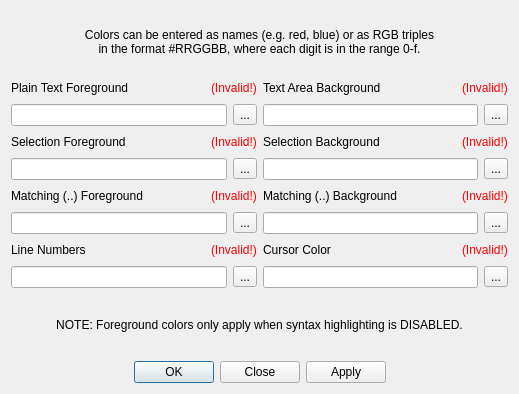
Before: the Qt Designer form source/DialogColors.ui in eteran/nedit-ng, drawn with Qt 5.
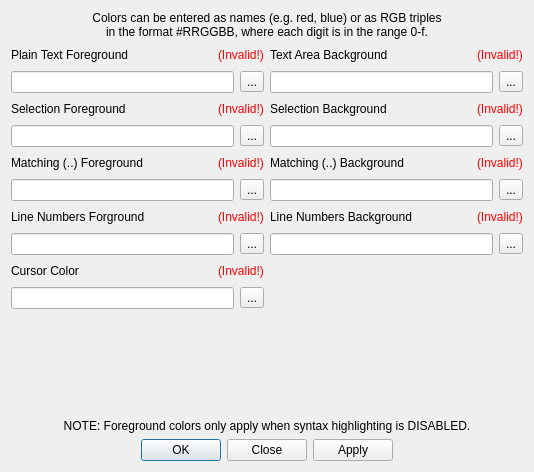
After: the same form once the commit is applied.

Commit message: the user can now set the line number background

```diff
--- a/source/DialogColors.ui
+++ b/source/DialogColors.ui
@@ -6,15 +6,15 @@
    <rect>
     <x>0</x>
     <y>0</y>
-    <width>519</width>
-    <height>394</height>
+    <width>534</width>
+    <height>472</height>
    </rect>
   </property>
   <property name="windowTitle">
    <string>Colors</string>
   </property>
-  <layout class="QGridLayout" name="gridLayout">
-   <item row="0" column="0" colspan="2">
+  <layout class="QVBoxLayout" name="verticalLayout_3">
+   <item>
     <widget class="QLabel" name="label">
      <property name="text">
       <string>Colors can be entered as names (e.g. red, blue) or as RGB triples
@@ -25,8 +25,10 @@
      </property>
     </widget>
    </item>
-   <item row="1" column="0">
-    <layout class="QVBoxLayout" name="verticalLayout">
+   <item>
+    <layout class="QHBoxLayout" name="horizontalLayout_19">
+     <item>
+      <layout class="QVBoxLayout" name="verticalLayout_2">
      <item>
       <layout class="QHBoxLayout" name="horizontalLayout">
        <item>
@@ -192,7 +194,7 @@
       </layout>
      </item>
      <item>
-      <layout class="QHBoxLayout" name="horizontalLayout_3">
+        <layout class="QHBoxLayout" name="horizontalLayout_18">
        <item>
         <widget class="QLabel" name="label_5">
          <property name="text">
@@ -278,7 +280,7 @@
        <item>
         <widget class="QLabel" name="label_6">
          <property name="text">
-          <string>Line Numbers</string>
+            <string>Line Numbers Forground</string>
          </property>
         </widget>
        </item>
@@ -355,10 +357,105 @@
        </item>
       </layout>
      </item>
-    </layout>
-   </item>
-   <item row="1" column="1">
-    <layout class="QVBoxLayout" name="verticalLayout_2">
+       <item>
+        <layout class="QHBoxLayout" name="horizontalLayout_8">
+         <item>
+          <widget class="QLabel" name="label_8">
+           <property name="text">
+            <string>Cursor Color</string>
+           </property>
+          </widget>
+         </item>
+         <item>
+          <spacer name="horizontalSpacer_5">
+           <property name="orientation">
+            <enum>Qt::Horizontal</enum>
+           </property>
+           <property name="sizeHint" stdset="0">
+            <size>
+             <width>40</width>
+             <height>20</height>
+            </size>
+           </property>
+          </spacer>
+         </item>
+         <item>
+          <widget class="QLabel" name="labelErrorCursor">
+           <property name="palette">
+            <palette>
+             <active>
+              <colorrole role="WindowText">
+               <brush brushstyle="SolidPattern">
+                <color alpha="255">
+                 <red>255</red>
+                 <green>0</green>
+                 <blue>0</blue>
+                </color>
+               </brush>
+              </colorrole>
+             </active>
+             <inactive>
+              <colorrole role="WindowText">
+               <brush brushstyle="SolidPattern">
+                <color alpha="255">
+                 <red>255</red>
+                 <green>0</green>
+                 <blue>0</blue>
+                </color>
+               </brush>
+              </colorrole>
+             </inactive>
+             <disabled>
+              <colorrole role="WindowText">
+               <brush brushstyle="SolidPattern">
+                <color alpha="255">
+                 <red>165</red>
+                 <green>167</green>
+                 <blue>169</blue>
+                </color>
+               </brush>
+              </colorrole>
+             </disabled>
+            </palette>
+           </property>
+           <property name="text">
+            <string>(Invalid!)</string>
+           </property>
+          </widget>
+         </item>
+        </layout>
+       </item>
+       <item>
+        <layout class="QHBoxLayout" name="horizontalLayout_13">
+         <item>
+          <widget class="QLineEdit" name="editCursor"/>
+         </item>
+         <item>
+          <widget class="QToolButton" name="buttonCursor">
+           <property name="text">
+            <string>...</string>
+           </property>
+          </widget>
+         </item>
+        </layout>
+       </item>
+       <item>
+        <spacer name="verticalSpacer_2">
+         <property name="orientation">
+          <enum>Qt::Vertical</enum>
+         </property>
+         <property name="sizeHint" stdset="0">
+          <size>
+           <width>20</width>
+           <height>40</height>
+          </size>
+         </property>
+        </spacer>
+       </item>
+      </layout>
+     </item>
+     <item>
+      <layout class="QVBoxLayout" name="verticalLayout">
      <item>
       <layout class="QHBoxLayout" name="horizontalLayout_5">
        <item>
@@ -592,7 +689,7 @@
       </layout>
      </item>
      <item>
-      <layout class="QHBoxLayout" name="horizontalLayout_14">
+        <layout class="QHBoxLayout" name="horizontalLayout_3">
        <item>
         <widget class="QLineEdit" name="editMatchBG"/>
        </item>
@@ -606,16 +703,16 @@
       </layout>
      </item>
      <item>
-      <layout class="QHBoxLayout" name="horizontalLayout_8">
+        <layout class="QHBoxLayout" name="horizontalLayout_17">
        <item>
-        <widget class="QLabel" name="label_8">
+          <widget class="QLabel" name="label_11">
          <property name="text">
-          <string>Cursor Color</string>
+            <string>Line Numbers Background</string>
          </property>
         </widget>
        </item>
        <item>
-        <spacer name="horizontalSpacer_5">
+          <spacer name="horizontalSpacer_9">
          <property name="orientation">
           <enum>Qt::Horizontal</enum>
          </property>
@@ -628,7 +725,7 @@
         </spacer>
        </item>
        <item>
-        <widget class="QLabel" name="labelErrorCursor">
+          <widget class="QLabel" name="labelErrorLineNumbersBG">
          <property name="palette">
           <palette>
            <active>
@@ -674,12 +771,12 @@
       </layout>
      </item>
      <item>
-      <layout class="QHBoxLayout" name="horizontalLayout_13">
+        <layout class="QHBoxLayout" name="horizontalLayout_14">
        <item>
-        <widget class="QLineEdit" name="editCursor"/>
+          <widget class="QLineEdit" name="editLineNumbersBG"/>
        </item>
        <item>
-        <widget class="QToolButton" name="buttonCursor">
+          <widget class="QToolButton" name="buttonLineNumbersBG">
          <property name="text">
           <string>...</string>
          </property>
@@ -687,9 +784,24 @@
        </item>
       </layout>
      </item>
-    </layout>
-   </item>
-   <item row="2" column="0" colspan="2">
+       <item>
+        <spacer name="verticalSpacer">
+         <property name="orientation">
+          <enum>Qt::Vertical</enum>
+         </property>
+         <property name="sizeHint" stdset="0">
+          <size>
+           <width>20</width>
+           <height>40</height>
+          </size>
+         </property>
+        </spacer>
+       </item>
+      </layout>
+     </item>
+    </layout>
+   </item>
+   <item>
     <widget class="QLabel" name="label_2">
      <property name="text">
       <string>NOTE: Foreground colors only apply when syntax highlighting is DISABLED.</string>
@@ -699,7 +811,7 @@
      </property>
     </widget>
    </item>
-   <item row="3" column="0" colspan="2">
+   <item>
     <widget class="QDialogButtonBox" name="buttonBox">
      <property name="orientation">
       <enum>Qt::Horizontal</enum>
```
Left out of the diff: 10 changed lines with no effect on the pictures. Lines whose indentation alone changed are shown as unchanged. The commit also changes 10 other files.
